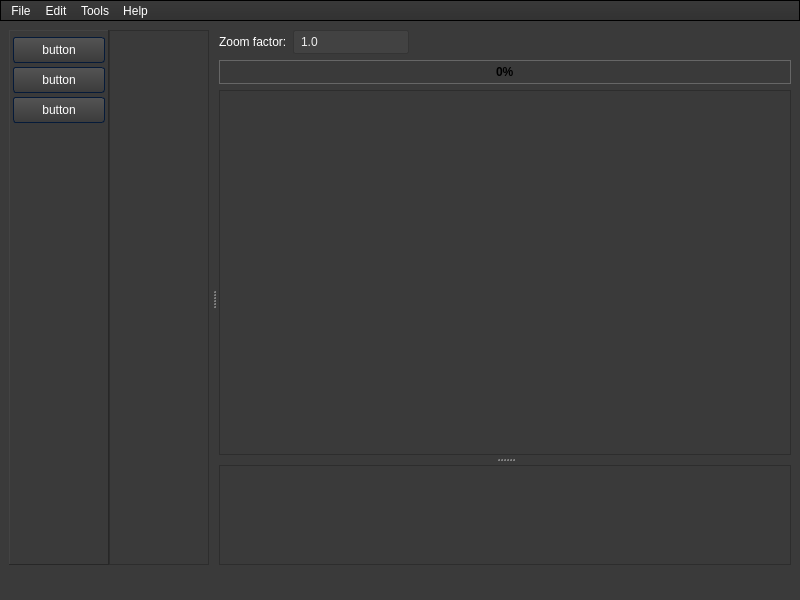
Old version of the form forms/mainwindow.ui in the repository WTS012201/Text-Extraction-Tool.
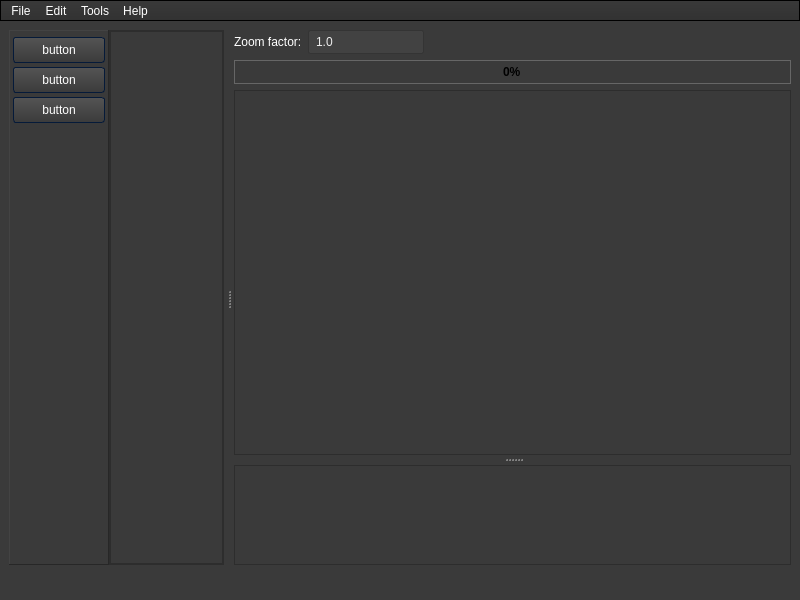
New version of the form. Icons and pictures are not drawn.

What changed in the file:
```diff
--- a/forms/mainwindow.ui
+++ b/forms/mainwindow.ui
@@ -1128,7 +1128,55 @@
            <property name="frameShadow">
             <enum>QFrame::Sunken</enum>
            </property>
-           <layout class="QVBoxLayout" name="verticalLayout_21"/>
+           <layout class="QVBoxLayout" name="verticalLayout_21">
+            <property name="spacing">
+             <number>0</number>
+            </property>
+            <property name="leftMargin">
+             <number>0</number>
+            </property>
+            <property name="topMargin">
+             <number>0</number>
+            </property>
+            <property name="rightMargin">
+             <number>0</number>
+            </property>
+            <property name="bottomMargin">
+             <number>0</number>
+            </property>
+            <item>
+             <widget class="QScrollArea" name="contentScroll">
+              <property name="widgetResizable">
+               <bool>true</bool>
+              </property>
+              <widget class="QWidget" name="contentScrollLayout">
+               <property name="geometry">
+                <rect>
+                 <x>0</x>
+                 <y>0</y>
+                 <width>96</width>
+                 <height>525</height>
+                </rect>
+               </property>
+               <layout class="QVBoxLayout" name="verticalLayout_4">
+                <item>
+                 <spacer name="verticalSpacer_2">
+                  <property name="orientation">
+                   <enum>Qt::Vertical</enum>
+                  </property>
+                  <property name="sizeHint" stdset="0">
+                   <size>
+                    <width>20</width>
+                    <height>40</height>
+                   </size>
+                  </property>
+                 </spacer>
+                </item>
+               </layout>
+              </widget>
+             </widget>
+            </item>
+           </layout>
           </widget>
           <widget class="QWidget" name="widget_3" native="true">
            <layout class="QVBoxLayout" name="verticalLayout_20">
```
